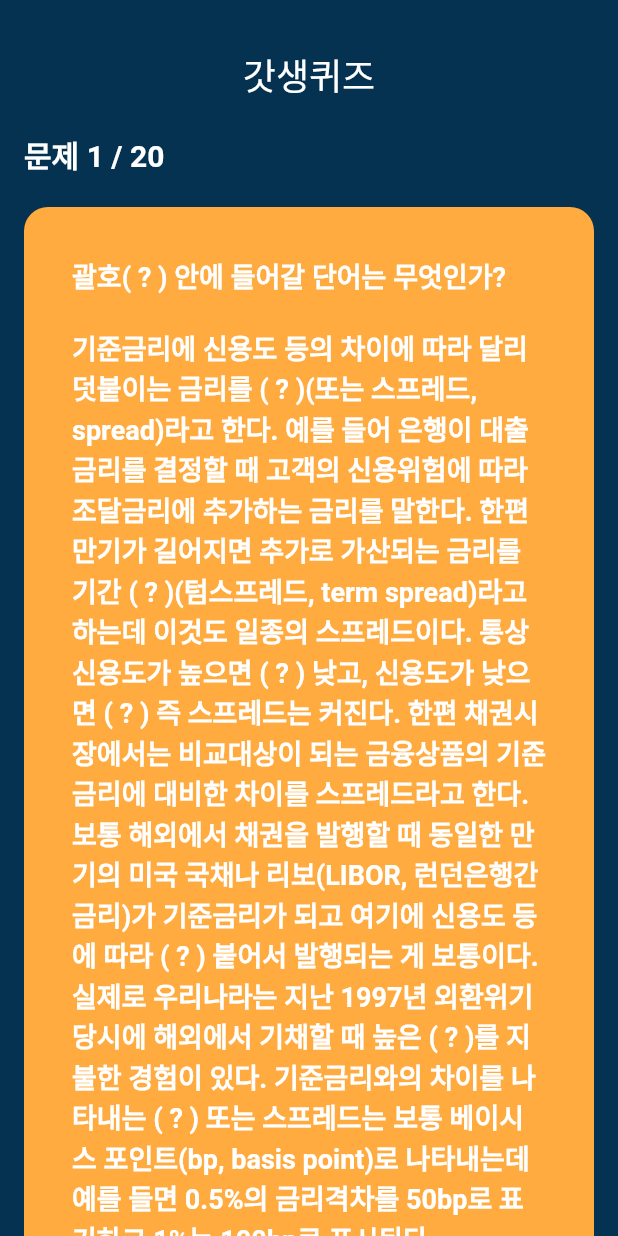
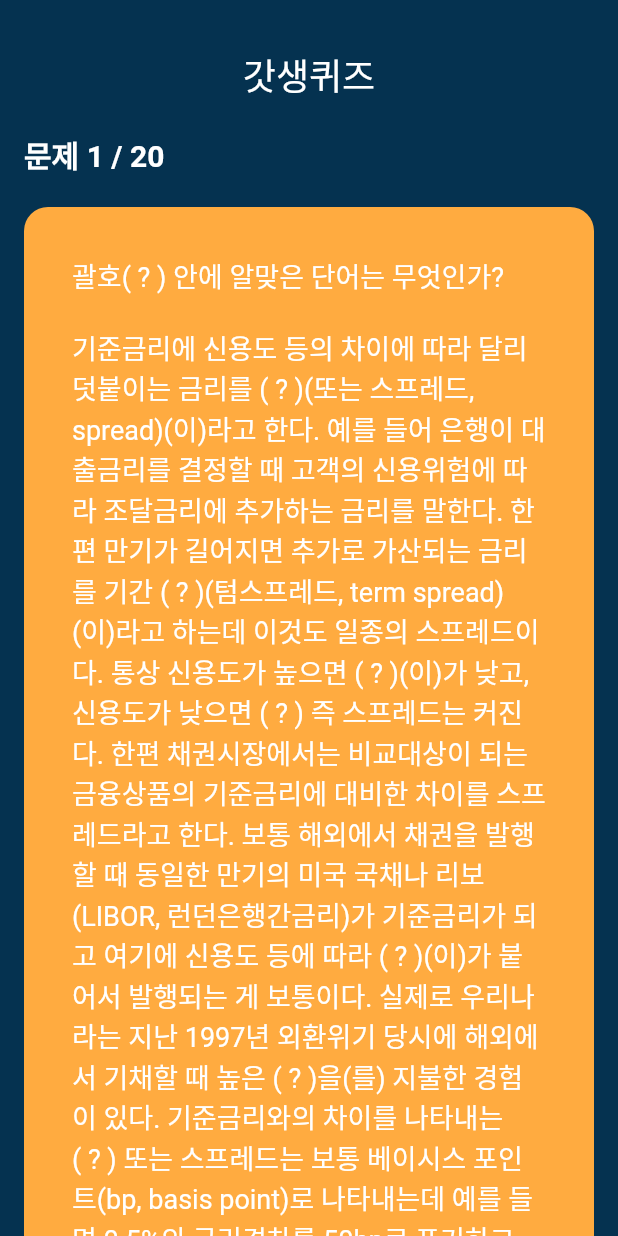
Before and after one commit to TDCIAN/QuizQuiz, a Flutter app: the screen it shows after launch, on a phone screen of 412 x 824 dp. Run offline on Flutter 3.47's test engine with Material 2 defaults, Android fonts, the phone set to English and light mode, and no system bars.

Commit message:
change font

```diff
--- a/lib/question_model.dart
+++ b/lib/question_model.dart
@@ -22,7 +22,7 @@ List<Question> getQuestions() {
     Question(
       id: 'KSH-0',
       questionText:
-          '괄호( ? ) 안에 들어갈 단어는 무엇인가?\n\n기준금리에 신용도 등의 차이에 따라 달리 덧붙이는 금리를 ( ? )(또는 스프레드, spread)라고 한다. 예를 들어 은행이 대출금리를 결정할 때 고객의 신용위험에 따라 조달금리에 추가하는 금리를 말한다. 한편 만기가 길어지면 추가로 가산되는 금리를 기간 ( ? )(텀스프레드, term spread)라고 하는데 이것도 일종의 스프레드이다. 통상 신용도가 높으면 ( ? ) 낮고, 신용도가 낮으면 ( ? ) 즉 스프레드는 커진다. 한편 채권시장에서는 비교대상이 되는 금융상품의 기준금리에 대비한 차이를 스프레드라고 한다. 보통 해외에서 채권을 발행할 때 동일한 만기의 미국 국채나 리보(LIBOR, 런던은행간금리)가 기준금리가 되고 여기에 신용도 등에 따라 ( ? ) 붙어서 발행되는 게 보통이다. 실제로 우리나라는 지난 1997년 외환위기 당시에 해외에서 기채할 때 높은 ( ? )를 지불한 경험이 있다. 기준금리와의 차이를 나타내는 ( ? ) 또는 스프레드는 보통 베이시스 포인트(bp, basis point)로 나타내는데 예를 들면 0.5%의 금리격차를 50bp로 표기하고 1%는 100bp로 표시된다.',
+          '괄호( ? ) 안에 알맞은 단어는 무엇인가?\n\n기준금리에 신용도 등의 차이에 따라 달리 덧붙이는 금리를 ( ? )(또는 스프레드, spread)(이)라고 한다. 예를 들어 은행이 대출금리를 결정할 때 고객의 신용위험에 따라 조달금리에 추가하는 금리를 말한다. 한편 만기가 길어지면 추가로 가산되는 금리를 기간 ( ? )(텀스프레드, term spread)(이)라고 하는데 이것도 일종의 스프레드이다. 통상 신용도가 높으면 ( ? )(이)가 낮고, 신용도가 낮으면 ( ? ) 즉 스프레드는 커진다. 한편 채권시장에서는 비교대상이 되는 금융상품의 기준금리에 대비한 차이를 스프레드라고 한다. 보통 해외에서 채권을 발행할 때 동일한 만기의 미국 국채나 리보(LIBOR, 런던은행간금리)가 기준금리가 되고 여기에 신용도 등에 따라 ( ? )(이)가 붙어서 발행되는 게 보통이다. 실제로 우리나라는 지난 1997년 외환위기 당시에 해외에서 기채할 때 높은 ( ? )을(를) 지불한 경험이 있다. 기준금리와의 차이를 나타내는 ( ? ) 또는 스프레드는 보통 베이시스 포인트(bp, basis point)로 나타내는데 예를 들면 0.5%의 금리격차를 50bp로 표기하고 1%는 100bp로 표시된다.',
       answerList: [
         Answer('가산금리', true),
         Answer('기준금리', false),
@@ -33,7 +33,7 @@ List<Question> getQuestions() {
     Question(
       id: 'KSH-1',
       questionText:
-          '다음은 무엇에 대한 설명인가?\n\n경기변동의 진폭이나 속도는 측정하지 않고 변화방향만을 파악하는 것으로서 경기의 국면 및 전환점을 식별하기 위한 지표로서 경기확산지수(diffusion index)라고도 한다.',
+          '괄호( ? ) 안에 알맞은 단어는 무엇인가?\n\n( ? )은(는) 경기 종합지수와는 달리 경기변동의 진폭이나 속도는 측정하지 않고 변화 방향만을 파악하는 것으로서 경기의 국면 및 전환점을 식별하기 위한 지표로서 경기확산지수(diffusion index)라고도 한다. ( ? )은(는) 경기변동이 경제의 특정 부문으로부터 전체 경제로 확산, 파급되는 과정을 경제부문을 대표하는 각 지표들을 통하여 파악하기 위한 지표이다. 이때 경제지표 간의 연관관계는 고려하지 않고 변동 방향만을 종합하여 지수로 만든다. 경기 종합지수와 같이 선행, 동행, 후행지수로 작성되며, 계절변동과 불규칙 요인이 제거된 전체 계열 중에서 전월에 비해 증가한 지표수가 차지하는 비중으로 나타낸다. 예컨대 10개의 대표 계열 중 7개의 지표가 증가하는 방향으로 움직였다면 경기확산지수는 70%로 나타난다. 만약 ( ? )이(가) 기준선인 50보다 크면 경기는 확장국면에, 50보다 작으면 수축국면에 있는 것으로 판단한다.',
       answerList: [
         Answer('소비자물가지수', false),
         Answer('경기동향지수', true),
--- a/lib/quiz_screen.dart
+++ b/lib/quiz_screen.dart
@@ -88,7 +88,7 @@ class _QuizScreenState extends State<QuizScreen> {
             style: TextStyle(
               color: Colors.white,
               fontSize: 18,
-              fontWeight: FontWeight.w600,
+              fontWeight: FontWeight.normal,
             ),
           ),
         )
```
